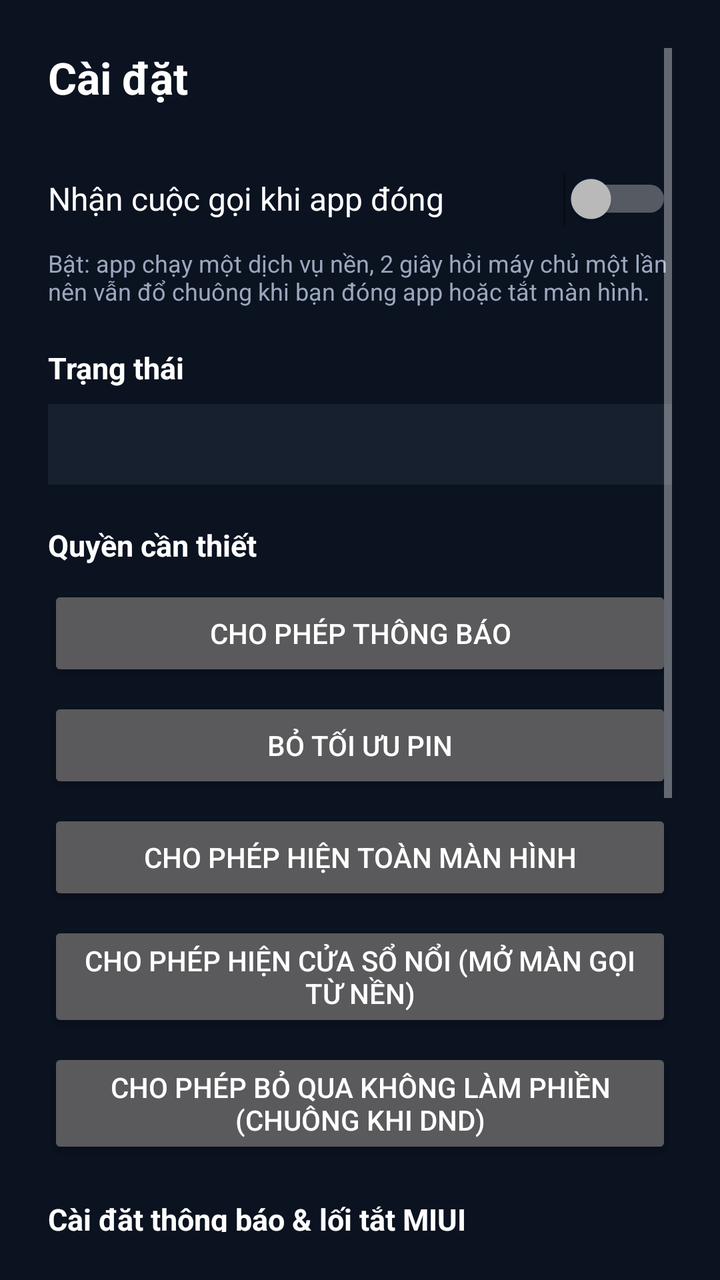
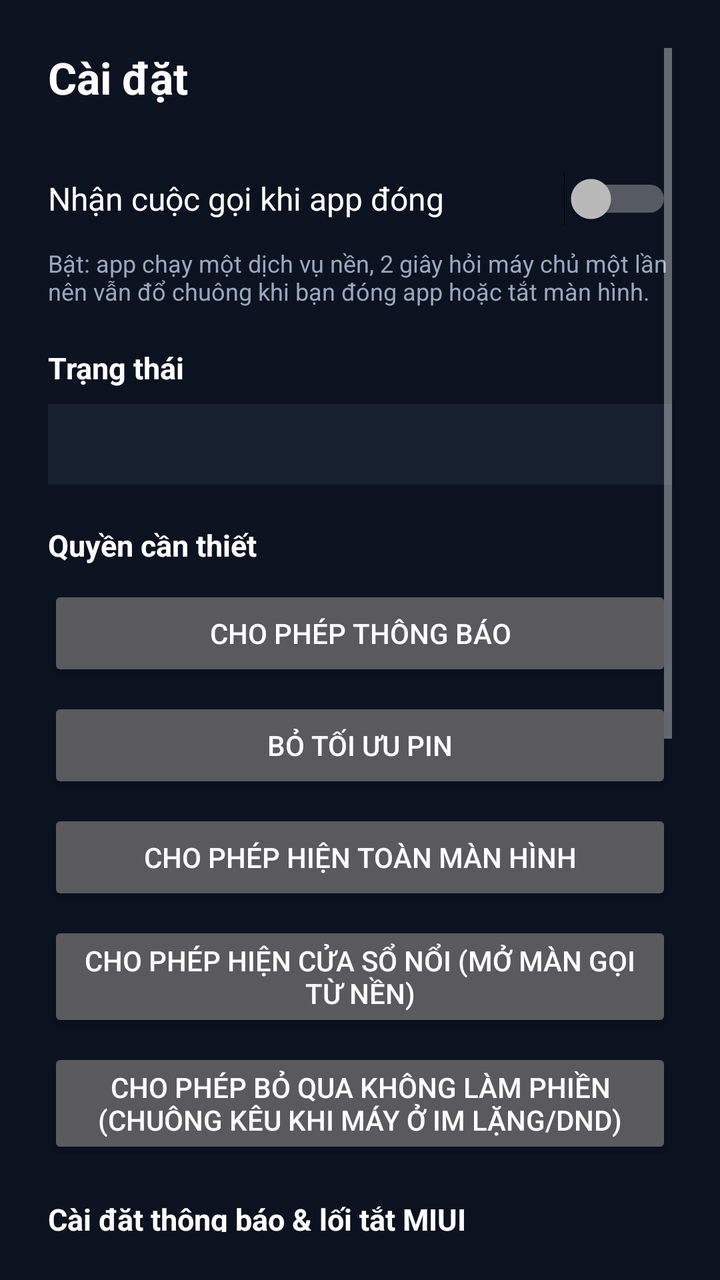

Before-and-after screenshots of an Android layout around one commit, followed by the original layout XML and the change that was made.
<!-- AndroidManifest.xml: application theme AppTheme -->
<!-- res/layout/activity_settings.xml -->
<?xml version="1.0" encoding="utf-8"?>
<ScrollView xmlns:android="http://schemas.android.com/apk/res/android"
    android:layout_width="match_parent"
    android:layout_height="match_parent"
    android:background="#FF0B1220"
    android:padding="24dp">

    <LinearLayout
        android:layout_width="match_parent"
        android:layout_height="wrap_content"
        android:orientation="vertical">

        <TextView
            android:layout_width="match_parent"
            android:layout_height="wrap_content"
            android:text="@string/settings_title"
            android:textColor="#FFFFFFFF"
            android:textSize="22sp"
            android:textStyle="bold" />

        <Switch
            android:id="@+id/receiveSwitch"
            android:layout_width="match_parent"
            android:layout_height="wrap_content"
            android:layout_marginTop="22dp"
            android:minHeight="48dp"
            android:text="@string/st_receive"
            android:textColor="#FFFFFFFF"
            android:textSize="16sp" />

        <TextView
            android:layout_width="match_parent"
            android:layout_height="wrap_content"
            android:text="@string/st_receive_hint"
            android:textColor="#FF9AA7BD"
            android:textSize="12sp" />

        
        <TextView
            android:layout_width="match_parent"
            android:layout_height="wrap_content"
            android:layout_marginTop="20dp"
            android:text="@string/st_status_section"
            android:textColor="#FFFFFFFF"
            android:textSize="15sp"
            android:textStyle="bold" />

        <TextView
            android:id="@+id/statusView"
            android:layout_width="match_parent"
            android:layout_height="wrap_content"
            android:layout_marginTop="8dp"
            android:background="#FF16202F"
            android:padding="12dp"
            android:textColor="#FF9AA7BD"
            android:textIsSelectable="true"
            android:textSize="12sp" />

        <TextView
            android:layout_width="match_parent"
            android:layout_height="wrap_content"
            android:layout_marginTop="20dp"
            android:text="@string/st_permissions"
            android:textColor="#FFFFFFFF"
            android:textSize="15sp"
            android:textStyle="bold" />

        <Button
            android:id="@+id/notifButton"
            android:layout_width="match_parent"
            android:layout_height="wrap_content"
            android:layout_marginTop="10dp"
            android:minHeight="48dp"
            android:text="@string/st_notif_button" />

        <Button
            android:id="@+id/batteryButton"
            android:layout_width="match_parent"
            android:layout_height="wrap_content"
            android:layout_marginTop="8dp"
            android:minHeight="48dp"
            android:text="@string/st_battery_button" />

        <Button
            android:id="@+id/fullScreenButton"
            android:layout_width="match_parent"
            android:layout_height="wrap_content"
            android:layout_marginTop="8dp"
            android:minHeight="48dp"
            android:text="@string/st_full_button" />

        <Button
            android:id="@+id/overlayButton"
            android:layout_width="match_parent"
            android:layout_height="wrap_content"
            android:layout_marginTop="8dp"
            android:minHeight="48dp"
            android:text="@string/st_overlay_button" />

        <Button
            android:id="@+id/dndButton"
            android:layout_width="match_parent"
            android:layout_height="wrap_content"
            android:layout_marginTop="8dp"
            android:minHeight="48dp"
            android:text="@string/st_dnd_button" />

        
        <TextView
            android:layout_width="match_parent"
            android:layout_height="wrap_content"
            android:layout_marginTop="20dp"
            android:text="@string/st_device_section"
            android:textColor="#FFFFFFFF"
            android:textSize="15sp"
            android:textStyle="bold" />

        <TextView
            android:layout_width="match_parent"
            android:layout_height="wrap_content"
            android:layout_marginTop="4dp"
            android:text="@string/st_device_hint"
            android:textColor="#FF9AA7BD"
            android:textSize="12sp" />

        <Button
            android:id="@+id/notifSettingsButton"
            android:layout_width="match_parent"
            android:layout_height="wrap_content"
            android:layout_marginTop="10dp"
            android:minHeight="48dp"
            android:text="@string/st_notif_settings_button" />

        <Button
            android:id="@+id/callChannelButton"
            android:layout_width="match_parent"
            android:layout_height="wrap_content"
            android:layout_marginTop="8dp"
            android:minHeight="48dp"
            android:text="@string/st_call_channel_button" />

        <Button
            android:id="@+id/miuiAutostartButton"
            android:layout_width="match_parent"
            android:layout_height="wrap_content"
            android:layout_marginTop="8dp"
            android:minHeight="48dp"
            android:text="@string/st_miui_autostart_button" />

        <Button
            android:id="@+id/miuiPermButton"
            android:layout_width="match_parent"
            android:layout_height="wrap_content"
            android:layout_marginTop="8dp"
            android:minHeight="48dp"
            android:text="@string/st_miui_perm_button" />

        <Button
            android:id="@+id/appDetailsButton"
            android:layout_width="match_parent"
            android:layout_height="wrap_content"
            android:layout_marginTop="8dp"
            android:minHeight="48dp"
            android:text="@string/st_app_details_button" />

        <Button
            android:id="@+id/closeButton"
            android:layout_width="match_parent"
            android:layout_height="wrap_content"
            android:layout_marginTop="22dp"
            android:minHeight="52dp"
            android:text="@string/action_close" />

    </LinearLayout>
</ScrollView>
<!-- resources referenced by this layout -->
<resources>
  <string name="action_close">Đóng</string>
  <string name="settings_title">Cài đặt</string>
  <string name="st_app_details_button">Thông tin app (cài đặt hệ thống)</string>
  <string name="st_battery_button">Bỏ tối ưu pin</string>
  <string name="st_call_channel_button">Mở cài đặt kênh “Cuộc gọi đến”</string>
  <string name="st_device_hint">MIUI/Xiaomi hay chặn chuông và màn hình gọi khi app ở nền: bật đủ các mục dưới đây.</string>
  <string name="st_device_section">Cài đặt thông báo &amp; lối tắt MIUI</string>
  <string name="st_dnd_button">Cho phép bỏ qua Không làm phiền (chuông khi DND)</string>
  <string name="st_full_button">Cho phép hiện toàn màn hình</string>
  <string name="st_miui_autostart_button">MIUI: Tự khởi động (Autostart)</string>
  <string name="st_miui_perm_button">MIUI: Quyền của app / quyền khác</string>
  <string name="st_notif_button">Cho phép thông báo</string>
  <string name="st_notif_settings_button">Mở cài đặt thông báo của app</string>
  <string name="st_overlay_button">Cho phép hiện cửa sổ nổi (mở màn gọi từ nền)</string>
  <string name="st_permissions">Quyền cần thiết</string>
  <string name="st_receive">Nhận cuộc gọi khi app đóng</string>
  <string name="st_receive_hint">Bật: app chạy một dịch vụ nền, 2 giây hỏi máy chủ một lần nên vẫn đổ chuông khi bạn đóng app hoặc tắt màn hình.</string>
  <string name="st_status_section">Trạng thái</string>
  <style name="AppTheme" parent="@android:style/Theme.Material.NoActionBar">
          <item name="android:windowBackground">#FF0B1220</item>
      </style>
</resources>

<!-- the commit's change to res/layout/activity_settings.xml (unified diff, before → after) -->
@@ -139,6 +139,15 @@
             android:minHeight="48dp"
             android:text="@string/st_call_channel_button" />
 
+        
+        <TextView
+            android:layout_width="match_parent"
+            android:layout_height="wrap_content"
+            android:layout_marginTop="4dp"
+            android:text="@string/st_call_channel_hint"
+            android:textColor="#FF9AA7BD"
+            android:textSize="12sp" />
+
         <Button
             android:id="@+id/miuiAutostartButton"
             android:layout_width="match_parent"
<!-- resource entries referenced after the edit -->
@@ -4,10 +4,11 @@
   <string name="settings_title">Cài đặt</string>
   <string name="st_app_details_button">Thông tin app (cài đặt hệ thống)</string>
   <string name="st_battery_button">Bỏ tối ưu pin</string>
-  <string name="st_call_channel_button">Mở cài đặt kênh “Cuộc gọi đến”</string>
+  <string name="st_call_channel_button">Mở cài đặt kênh “Cuộc gọi đến” (chọn nhạc chuông)</string>
+  <string name="st_call_channel_hint">Chọn nhạc chuông tại đây: Cài đặt → Thông báo → Dashboard OS → “Cuộc gọi đến” → Âm thanh. Trong đó bật “Phát âm thanh”, “Rung”, “Hiện trên màn hình khoá” và cho phép bỏ qua Không làm phiền để chuông vẫn kêu khi máy ở chế độ Im lặng / DND.</string>
   <string name="st_device_hint">MIUI/Xiaomi hay chặn chuông và màn hình gọi khi app ở nền: bật đủ các mục dưới đây.</string>
   <string name="st_device_section">Cài đặt thông báo &amp; lối tắt MIUI</string>
-  <string name="st_dnd_button">Cho phép bỏ qua Không làm phiền (chuông khi DND)</string>
+  <string name="st_dnd_button">Cho phép bỏ qua Không làm phiền (chuông kêu khi máy ở Im lặng/DND)</string>
   <string name="st_full_button">Cho phép hiện toàn màn hình</string>
   <string name="st_miui_autostart_button">MIUI: Tự khởi động (Autostart)</string>
   <string name="st_miui_perm_button">MIUI: Quyền của app / quyền khác</string>
